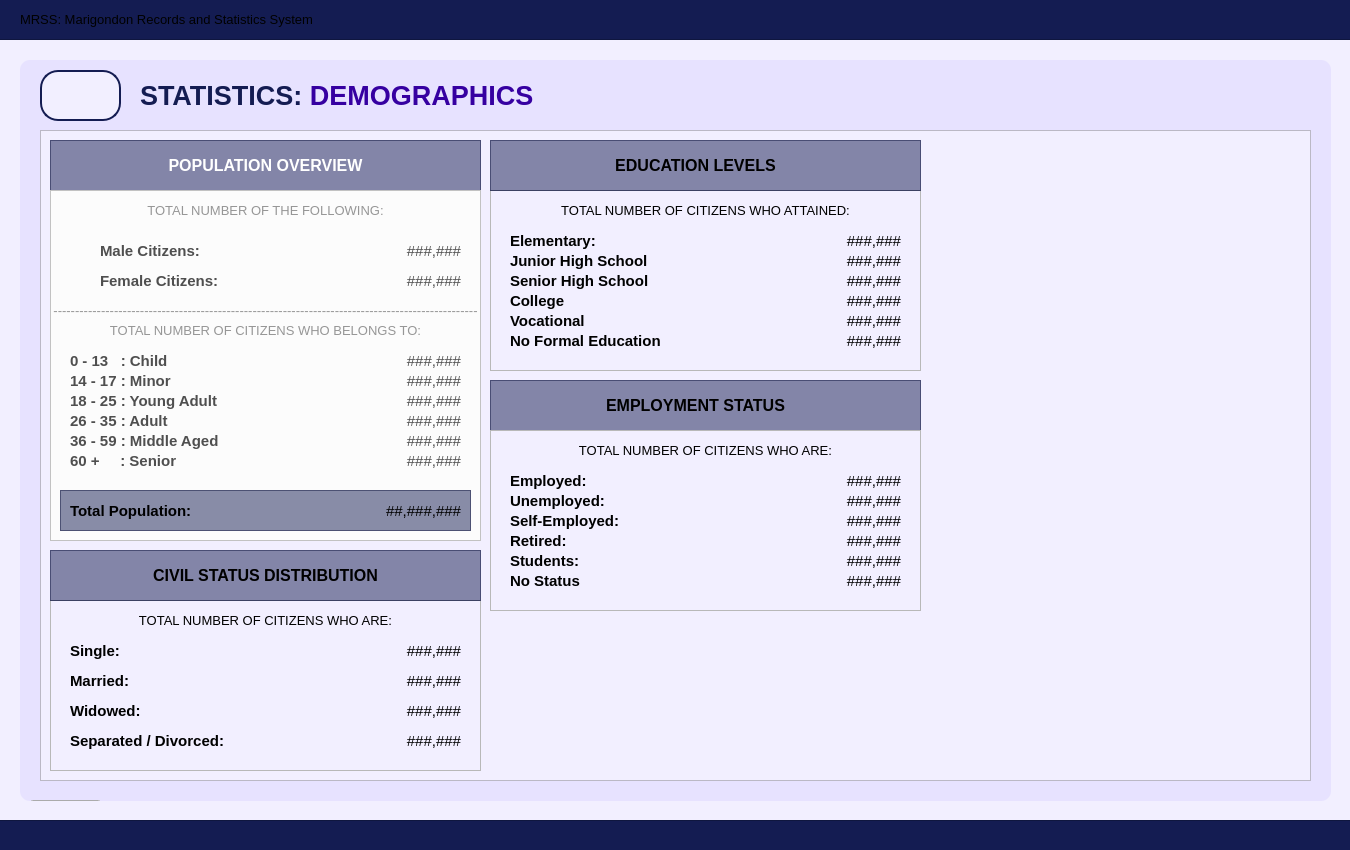
First picture: the form in UI/MainPages/StatisticPages/demographic.ui, repository Yohhannn/Barangay-Records-Statistics-System, before the edit.
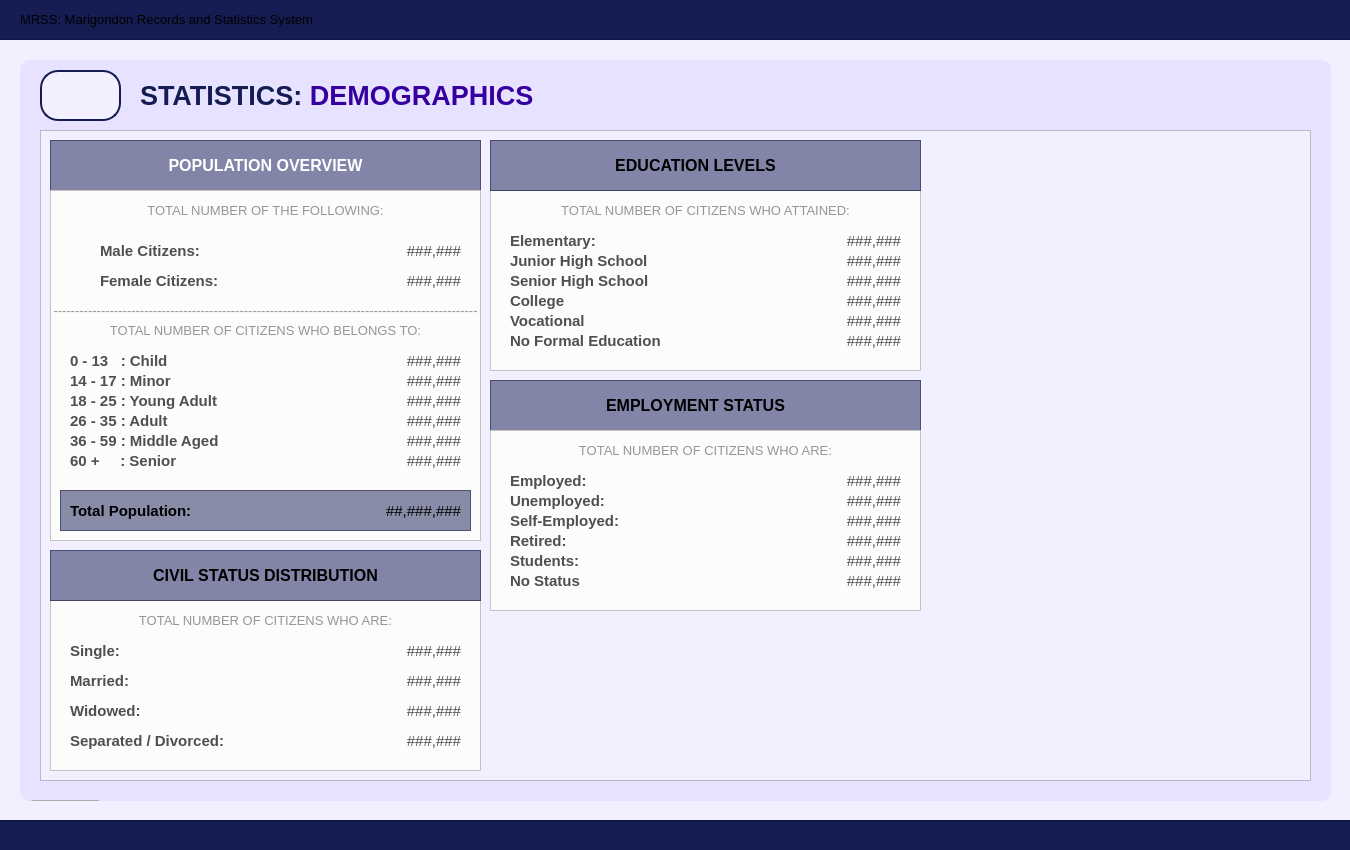
Second picture: the form after the edit. Icons and pictures are not drawn.

Commit message: [ General Update V2.7.1 ] + Modified About Software + Small Changes on Dashboard UI + Updated Demographics + Added School Logo on a Popup + Fixed img to be called properly -JP

```diff
--- a/UI/MainPages/StatisticPages/demographic.ui
+++ b/UI/MainPages/StatisticPages/demographic.ui
@@ -998,7 +998,7 @@
      <zorder>demo_TotalAdults</zorder>
      <zorder>label_desc2</zorder>
     </widget>
-    <widget class="QFrame" name="demo_framePopulationOverview_2">
+    <widget class="QFrame" name="demo_frameEducationLevels">
      <property name="geometry">
       <rect>
        <x>450</x>
@@ -1008,7 +1008,7 @@
       </rect>
      </property>
      <property name="styleSheet">
-      <string notr="true">#demo_framePopulationOverview{
+      <string notr="true">#demo_frameEducationLevels{
 	background-color: #fcfcfc;
 }</string>
      </property>
@@ -1018,7 +1018,7 @@
      <property name="frameShadow">
       <enum>QFrame::Shadow::Raised</enum>
      </property>
-     <widget class="QLabel" name="demo_TotalSeniors_2">
+     <widget class="QLabel" name="demo_TotalNFE">
       <property name="geometry">
        <rect>
         <x>250</x>
@@ -1035,7 +1035,7 @@
        </font>
       </property>
       <property name="styleSheet">
-       <string notr="true">#demo_TotalSeniors {
+       <string notr="true">#demo_TotalNFE {
 	background-color: transparent;
 	color: #4f4f4f;
 }
@@ -1048,7 +1048,7 @@
        <set>Qt::AlignmentFlag::AlignRight|Qt::AlignmentFlag::AlignTrailing|Qt::AlignmentFlag::AlignVCenter</set>
       </property>
      </widget>
-     <widget class="QLabel" name="demo_TotalMinors_2">
+     <widget class="QLabel" name="demo_JHS">
       <property name="geometry">
        <rect>
         <x>250</x>
@@ -1065,7 +1065,7 @@
        </font>
       </property>
       <property name="styleSheet">
-       <string notr="true">#demo_TotalMinors {
+       <string notr="true">#demo_JHS {
 	background-color: transparent;
 	color: #4f4f4f;
 }
@@ -1078,7 +1078,7 @@
        <set>Qt::AlignmentFlag::AlignRight|Qt::AlignmentFlag::AlignTrailing|Qt::AlignmentFlag::AlignVCenter</set>
       </property>
      </widget>
-     <widget class="QLabel" name="demo_labelTotalAdult_2">
+     <widget class="QLabel" name="demo_labelCollege">
       <property name="geometry">
        <rect>
         <x>20</x>
@@ -1095,7 +1095,7 @@
        </font>
       </property>
       <property name="styleSheet">
-       <string notr="true">#demo_labelTotalAdult {
+       <string notr="true">#demo_labelCollege {
 	background-color: transparent;
 	color: #4f4f4f;
 }
@@ -1108,7 +1108,7 @@
        <set>Qt::AlignmentFlag::AlignLeading|Qt::AlignmentFlag::AlignLeft|Qt::AlignmentFlag::AlignVCenter</set>
       </property>
      </widget>
-     <widget class="QLabel" name="demo_labelTotalYoungAdults_2">
+     <widget class="QLabel" name="demo_labelSHS">
       <property name="geometry">
        <rect>
         <x>20</x>
@@ -1125,7 +1125,7 @@
        </font>
       </property>
       <property name="styleSheet">
-       <string notr="true">#demo_labelTotalYoungAdults {
+       <string notr="true">#demo_labelSHS {
 	background-color: transparent;
 	color: #4f4f4f;
 }
@@ -1138,7 +1138,7 @@
        <set>Qt::AlignmentFlag::AlignLeading|Qt::AlignmentFlag::AlignLeft|Qt::AlignmentFlag::AlignVCenter</set>
       </property>
      </widget>
-     <widget class="QLabel" name="demo_TotalChild_2">
+     <widget class="QLabel" name="demo_Elementary">
       <property name="geometry">
        <rect>
         <x>250</x>
@@ -1155,7 +1155,7 @@
        </font>
       </property>
       <property name="styleSheet">
-       <string notr="true">#demo_TotalChild {
+       <string notr="true">#demo_Elementary {
 	background-color: transparent;
 	color: #4f4f4f;
 }
@@ -1168,7 +1168,7 @@
        <set>Qt::AlignmentFlag::AlignRight|Qt::AlignmentFlag::AlignTrailing|Qt::AlignmentFlag::AlignVCenter</set>
       </property>
      </widget>
-     <widget class="QLabel" name="demo_labelTotalSeniors_2">
+     <widget class="QLabel" name="demo_labelTotalNFE">
       <property name="geometry">
        <rect>
         <x>20</x>
@@ -1185,7 +1185,7 @@
        </font>
       </property>
       <property name="styleSheet">
-       <string notr="true">#demo_labelTotalSeniors {
+       <string notr="true">#demo_labelTotalNFE {
 	background-color: transparent;
 	color: #4f4f4f;
 }
@@ -1198,7 +1198,7 @@
        <set>Qt::AlignmentFlag::AlignLeading|Qt::AlignmentFlag::AlignLeft|Qt::AlignmentFlag::AlignVCenter</set>
       </property>
      </widget>
-     <widget class="QLabel" name="demo_TotalMiddleAges_2">
+     <widget class="QLabel" name="demo_TotalVocational">
       <property name="geometry">
        <rect>
         <x>250</x>
@@ -1215,7 +1215,7 @@
        </font>
       </property>
       <property name="styleSheet">
-       <string notr="true">#demo_TotalMiddleAges {
+       <string notr="true">#demo_TotalVocational {
 	background-color: transparent;
 	color: #4f4f4f;
 }
@@ -1228,7 +1228,7 @@
        <set>Qt::AlignmentFlag::AlignRight|Qt::AlignmentFlag::AlignTrailing|Qt::AlignmentFlag::AlignVCenter</set>
       </property>
      </widget>
-     <widget class="QLabel" name="demo_labelTotalMiddleAges_2">
+     <widget class="QLabel" name="demo_labelTotalVocational">
       <property name="geometry">
        <rect>
         <x>20</x>
@@ -1245,7 +1245,7 @@
        </font>
       </property>
       <property name="styleSheet">
-       <string notr="true">#demo_labelTotalMiddleAges {
+       <string notr="true">#demo_labelTotalVocational {
 	background-color: transparent;
 	color: #4f4f4f;
 }
@@ -1258,7 +1258,7 @@
        <set>Qt::AlignmentFlag::AlignLeading|Qt::AlignmentFlag::AlignLeft|Qt::AlignmentFlag::AlignVCenter</set>
       </property>
      </widget>
-     <widget class="QLabel" name="demo_labelTotalChild_2">
+     <widget class="QLabel" name="demo_labelElementary">
       <property name="geometry">
        <rect>
         <x>20</x>
@@ -1275,7 +1275,7 @@
        </font>
       </property>
       <property name="styleSheet">
-       <string notr="true">#demo_labelTotalChild {
+       <string notr="true">#demo_labelElementary {
 	background-color: transparent;
 	color: #4f4f4f;
 }
@@ -1288,7 +1288,7 @@
        <set>Qt::AlignmentFlag::AlignLeading|Qt::AlignmentFlag::AlignLeft|Qt::AlignmentFlag::AlignVCenter</set>
       </property>
      </widget>
-     <widget class="QLabel" name="demo_labelTotalMinors_2">
+     <widget class="QLabel" name="demo_labelJHS">
       <property name="geometry">
        <rect>
         <x>20</x>
@@ -1305,7 +1305,7 @@
        </font>
       </property>
       <property name="styleSheet">
-       <string notr="true">#demo_labelTotalMinors {
+       <string notr="true">#demo_labelJHS {
 	background-color: transparent;
 	color: #4f4f4f;
 }
@@ -1318,7 +1318,7 @@
        <set>Qt::AlignmentFlag::AlignLeading|Qt::AlignmentFlag::AlignLeft|Qt::AlignmentFlag::AlignVCenter</set>
       </property>
      </widget>
-     <widget class="QLabel" name="demo_TotalYoungAdults_2">
+     <widget class="QLabel" name="demo_SHS">
       <property name="geometry">
        <rect>
         <x>250</x>
@@ -1335,7 +1335,7 @@
        </font>
       </property>
       <property name="styleSheet">
-       <string notr="true">#demo_TotalYoungAdults {
+       <string notr="true">#demo_SHS {
 	background-color: transparent;
 	color: #4f4f4f;
 }
@@ -1348,7 +1348,7 @@
        <set>Qt::AlignmentFlag::AlignRight|Qt::AlignmentFlag::AlignTrailing|Qt::AlignmentFlag::AlignVCenter</set>
       </property>
      </widget>
-     <widget class="QLabel" name="demo_TotalAdults_2">
+     <widget class="QLabel" name="demo_College">
       <property name="geometry">
        <rect>
         <x>250</x>
@@ -1365,7 +1365,7 @@
        </font>
       </property>
       <property name="styleSheet">
-       <string notr="true">#demo_TotalAdults {
+       <string notr="true">#demo_College {
 	background-color: transparent;
 	color: #4f4f4f;
 }
@@ -1378,7 +1378,7 @@
        <set>Qt::AlignmentFlag::AlignRight|Qt::AlignmentFlag::AlignTrailing|Qt::AlignmentFlag::AlignVCenter</set>
       </property>
      </widget>
-     <widget class="QLabel" name="label_desc2_2">
+     <widget class="QLabel" name="label_desc_edlev">
       <property name="geometry">
        <rect>
         <x>0</x>
@@ -1394,7 +1394,7 @@
        </font>
       </property>
       <property name="styleSheet">
-       <string notr="true">#label_desc2{
+       <string notr="true">#label_desc_edlev{
 	color: #969696;
 }</string>
       </property>
@@ -1458,7 +1458,7 @@
       </property>
      </widget>
     </widget>
-    <widget class="QFrame" name="demo_framePopulationOverview_3">
+    <widget class="QFrame" name="demo_frameCivilStatusDistribution">
      <property name="geometry">
       <rect>
        <x>10</x>
@@ -1468,7 +1468,7 @@
       </rect>
      </property>
      <property name="styleSheet">
-      <string notr="true">#demo_framePopulationOverview{
+      <string notr="true">#demo_frameCivilStatusDistribution{
 	background-color: #fcfcfc;
 }</string>
      </property>
@@ -1478,7 +1478,7 @@
      <property name="frameShadow">
       <enum>QFrame::Shadow::Raised</enum>
      </property>
-     <widget class="QLabel" name="demo_labelTotalMale_4">
+     <widget class="QLabel" name="demo_labelTotalSingle">
       <property name="geometry">
        <rect>
         <x>20</x>
@@ -1495,7 +1495,7 @@
        </font>
       </property>
       <property name="styleSheet">
-       <string notr="true">#demo_labelTotalMale {
+       <string notr="true">#demo_labelTotalSingle {
 	background-color: transparent;
 	color: #4f4f4f;
 }
@@ -1508,7 +1508,7 @@
        <set>Qt::AlignmentFlag::AlignLeading|Qt::AlignmentFlag::AlignLeft|Qt::AlignmentFlag::AlignVCenter</set>
       </property>
      </widget>
-     <widget class="QLabel" name="demo_labelTotalFemale_4">
+     <widget class="QLabel" name="demo_labelTotalMarried">
       <property name="geometry">
        <rect>
         <x>20</x>
@@ -1525,7 +1525,7 @@
        </font>
       </property>
       <property name="styleSheet">
-       <string notr="true">#demo_labelTotalFemale {
+       <string notr="true">#demo_labelTotalMarried {
 	background-color: transparent;
 	color: #4f4f4f;
 }
@@ -1538,7 +1538,7 @@
        <set>Qt::AlignmentFlag::AlignLeading|Qt::AlignmentFlag::AlignLeft|Qt::AlignmentFlag::AlignVCenter</set>
       </property>
      </widget>
-     <widget class="QLabel" name="demo_TotalMale_4">
+     <widget class="QLabel" name="demo_TotalSingle">
       <property name="geometry">
        <rect>
         <x>250</x>
@@ -1555,7 +1555,7 @@
        </font>
       </property>
       <property name="styleSheet">
-       <string notr="true">#demo_TotalMale {
+       <string notr="true">#demo_TotalSingle {
 	background-color: transparent;
 	color: #4f4f4f;
 }
@@ -1568,7 +1568,7 @@
        <set>Qt::AlignmentFlag::AlignRight|Qt::AlignmentFlag::AlignTrailing|Qt::AlignmentFlag::AlignVCenter</set>
       </property>
      </widget>
-     <widget class="QLabel" name="demo_TotalFemale_4">
+     <widget class="QLabel" name="demo_TotalMarried">
       <property name="geometry">
        <rect>
         <x>250</x>
@@ -1585,7 +1585,7 @@
        </font>
       </property>
       <property name="styleSheet">
-       <string notr="true">#demo_TotalFemale {
+       <string notr="true">#demo_TotalMarried {
 	background-color: transparent;
 	color: #4f4f4f;
 }
@@ -1598,7 +1598,7 @@
        <set>Qt::AlignmentFlag::AlignRight|Qt::AlignmentFlag::AlignTrailing|Qt::AlignmentFlag::AlignVCenter</set>
       </property>
      </widget>
-     <widget class="QLabel" name="label_desc_4">
+     <widget class="QLabel" name="label_desc_civstatdis">
       <property name="geometry">
        <rect>
         <x>0</x>
@@ -1614,7 +1614,7 @@
        </font>
       </property>
       <property name="styleSheet">
-       <string notr="true">#label_desc{
+       <string notr="true">#label_desc_civstatdis{
 	color: #969696;
 }</string>
       </property>
@@ -1625,7 +1625,7 @@
        <set>Qt::AlignmentFlag::AlignCenter</set>
       </property>
      </widget>
-     <widget class="QLabel" name="demo_TotalFemale_5">
+     <widget class="QLabel" name="demo_TotalWidowed">
       <property name="geometry">
        <rect>
         <x>250</x>
@@ -1642,7 +1642,7 @@
        </font>
       </property>
       <property name="styleSheet">
-       <string notr="true">#demo_TotalFemale {
+       <string notr="true">#demo_TotalWidowed {
 	background-color: transparent;
 	color: #4f4f4f;
 }
@@ -1655,7 +1655,7 @@
        <set>Qt::AlignmentFlag::AlignRight|Qt::AlignmentFlag::AlignTrailing|Qt::AlignmentFlag::AlignVCenter</set>
       </property>
      </widget>
-     <widget class="QLabel" name="demo_labelTotalFemale_5">
+     <widget class="QLabel" name="demo_labelTotalWidowed">
       <property name="geometry">
        <rect>
         <x>20</x>
@@ -1672,7 +1672,7 @@
        </font>
       </property>
       <property name="styleSheet">
-       <string notr="true">#demo_labelTotalFemale {
+       <string notr="true">#demo_labelTotalWidowed {
 	background-color: transparent;
 	color: #4f4f4f;
 }
@@ -1685,7 +1685,7 @@
        <set>Qt::AlignmentFlag::AlignLeading|Qt::AlignmentFlag::AlignLeft|Qt::AlignmentFlag::AlignVCenter</set>
       </property>
      </widget>
-     <widget class="QLabel" name="demo_TotalFemale_6">
+     <widget class="QLabel" name="demo_TotalSeparated">
       <property name="geometry">
        <rect>
         <x>250</x>
@@ -1702,7 +1702,7 @@
        </font>
       </property>
       <property name="styleSheet">
-       <string notr="true">#demo_TotalFemale {
+       <string notr="true">#demo_TotalSeparated {
 	background-color: transparent;
 	color: #4f4f4f;
 }
@@ -1715,7 +1715,7 @@
        <set>Qt::AlignmentFlag::AlignRight|Qt::AlignmentFlag::AlignTrailing|Qt::AlignmentFlag::AlignVCenter</set>
       </property>
      </widget>
-     <widget class="QLabel" name="demo_labelTotalFemale_6">
+     <widget class="QLabel" name="demo_labelTotalSeparated">
       <property name="geometry">
        <rect>
         <x>20</x>
@@ -1732,7 +1732,7 @@
        </font>
       </property>
       <property name="styleSheet">
-       <string notr="true">#demo_labelTotalFemale {
+       <string notr="true">#demo_labelTotalSeparated {
 	background-color: transparent;
 	color: #4f4f4f;
 }
@@ -1850,7 +1850,7 @@
       </property>
      </widget>
     </widget>
-    <widget class="QFrame" name="demo_framePopulationOverview_4">
+    <widget class="QFrame" name="demo_frameEmploymentStatus">
      <property name="geometry">
       <rect>
        <x>450</x>
@@ -1860,7 +1860,7 @@
       </rect>
      </property>
      <property name="styleSheet">
-      <string notr="true">#demo_framePopulationOverview{
+      <string notr="true">#demo_frameEmploymentStatus{
 	background-color: #fcfcfc;
 }</string>
      </property>
@@ -1870,7 +1870,7 @@
      <property name="frameShadow">
       <enum>QFrame::Shadow::Raised</enum>
      </property>
-     <widget class="QLabel" name="demo_TotalSeniors_4">
+     <widget class="QLabel" name="demo_NoStatus">
       <property name="geometry">
        <rect>
         <x>250</x>
@@ -1887,7 +1887,7 @@
        </font>
       </property>
       <property name="styleSheet">
-       <string notr="true">#demo_TotalSeniors {
+       <string notr="true">#demo_NoStatus {
 	background-color: transparent;
 	color: #4f4f4f;
 }
@@ -1900,7 +1900,7 @@
        <set>Qt::AlignmentFlag::AlignRight|Qt::AlignmentFlag::AlignTrailing|Qt::AlignmentFlag::AlignVCenter</set>
       </property>
      </widget>
-     <widget class="QLabel" name="demo_TotalMinors_4">
+     <widget class="QLabel" name="demo_Unemployed">
       <property name="geometry">
        <rect>
         <x>250</x>
@@ -1917,7 +1917,7 @@
        </font>
       </property>
       <property name="styleSheet">
-       <string notr="true">#demo_TotalMinors {
+       <string notr="true">#demo_Unemployed {
 	background-color: transparent;
 	color: #4f4f4f;
 }
@@ -1930,7 +1930,7 @@
        <set>Qt::AlignmentFlag::AlignRight|Qt::AlignmentFlag::AlignTrailing|Qt::AlignmentFlag::AlignVCenter</set>
       </property>
      </widget>
-     <widget class="QLabel" name="demo_labelTotalAdult_4">
+     <widget class="QLabel" name="demo_labelRetired">
       <property name="geometry">
        <rect>
         <x>20</x>
@@ -1947,7 +1947,7 @@
        </font>
       </property>
       <property name="styleSheet">
-       <string notr="true">#demo_labelTotalAdult {
+       <string notr="true">#demo_labelRetired {
 	background-color: transparent;
 	color: #4f4f4f;
 }
@@ -1960,7 +1960,7 @@
        <set>Qt::AlignmentFlag::AlignLeading|Qt::AlignmentFlag::AlignLeft|Qt::AlignmentFlag::AlignVCenter</set>
       </property>
      </widget>
-     <widget class="QLabel" name="demo_labelTotalYoungAdults_4">
+     <widget class="QLabel" name="demo_labelSelfEmployed">
       <property name="geometry">
        <rect>
         <x>20</x>
@@ -1977,7 +1977,7 @@
        </font>
       </property>
       <property name="styleSheet">
-       <string notr="true">#demo_labelTotalYoungAdults {
+       <string notr="true">#demo_labelSelfEmployed {
 	background-color: transparent;
 	color: #4f4f4f;
 }
@@ -1990,7 +1990,7 @@
        <set>Qt::AlignmentFlag::AlignLeading|Qt::AlignmentFlag::AlignLeft|Qt::AlignmentFlag::AlignVCenter</set>
       </property>
      </widget>
-     <widget class="QLabel" name="demo_TotalChild_4">
+     <widget class="QLabel" name="demo_Employed">
       <property name="geometry">
        <rect>
         <x>250</x>
@@ -2007,7 +2007,7 @@
        </font>
       </property>
       <property name="styleSheet">
-       <string notr="true">#demo_TotalChild {
+       <string notr="true">#demo_Employed {
 	background-color: transparent;
 	color: #4f4f4f;
 }
@@ -2020,7 +2020,7 @@
        <set>Qt::AlignmentFlag::AlignRight|Qt::AlignmentFlag::AlignTrailing|Qt::AlignmentFlag::AlignVCenter</set>
       </property>
      </widget>
-     <widget class="QLabel" name="demo_labelTotalSeniors_4">
+     <widget class="QLabel" name="demo_labelNoStatus">
       <property name="geometry">
        <rect>
         <x>20</x>
@@ -2037,7 +2037,7 @@
        </font>
       </property>
       <property name="styleSheet">
-       <string notr="true">#demo_labelTotalSeniors {
+       <string notr="true">#demo_labelNoStatus {
 	background-color: transparent;
 	color: #4f4f4f;
 }
@@ -2050,7 +2050,7 @@
        <set>Qt::AlignmentFlag::AlignLeading|Qt::AlignmentFlag::AlignLeft|Qt::AlignmentFlag::AlignVCenter</set>
       </property>
      </widget>
-     <widget class="QLabel" name="demo_TotalMiddleAges_4">
+     <widget class="QLabel" name="demo_Students">
       <property name="geometry">
        <rect>
         <x>250</x>
@@ -2067,7 +2067,7 @@
        </font>
       </property>
       <property name="styleSheet">
-       <string notr="true">#demo_TotalMiddleAges {
+       <string notr="true">#demo_Students {
 	background-color: transparent;
 	color: #4f4f4f;
 }
@@ -2080,7 +2080,7 @@
        <set>Qt::AlignmentFlag::AlignRight|Qt::AlignmentFlag::AlignTrailing|Qt::AlignmentFlag::AlignVCenter</set>
       </property>
      </widget>
-     <widget class="QLabel" name="demo_labelTotalMiddleAges_4">
+     <widget class="QLabel" name="demo_labelStudents">
       <property name="geometry">
        <rect>
         <x>20</x>
@@ -2097,7 +2097,7 @@
        </font>
       </property>
       <property name="styleSheet">
-       <string notr="true">#demo_labelTotalMiddleAges {
+       <string notr="true">#demo_labelStudents {
 	background-color: transparent;
 	color: #4f4f4f;
 }
@@ -2110,7 +2110,7 @@
        <set>Qt::AlignmentFlag::AlignLeading|Qt::AlignmentFlag::AlignLeft|Qt::AlignmentFlag::AlignVCenter</set>
       </property>
      </widget>
-     <widget class="QLabel" name="demo_labelTotalChild_4">
+     <widget class="QLabel" name="demo_labelEmployed">
       <property name="geometry">
        <rect>
         <x>20</x>
@@ -2127,7 +2127,7 @@
        </font>
       </property>
       <property name="styleSheet">
-       <string notr="true">#demo_labelTotalChild {
+       <string notr="true">#demo_labelEmployed {
 	background-color: transparent;
 	color: #4f4f4f;
 }
@@ -2140,7 +2140,7 @@
        <set>Qt::AlignmentFlag::AlignLeading|Qt::AlignmentFlag::AlignLeft|Qt::AlignmentFlag::AlignVCenter</set>
       </property>
      </widget>
-     <widget class="QLabel" name="demo_labelTotalMinors_4">
+     <widget class="QLabel" name="demo_labelUnemployed">
       <property name="geometry">
        <rect>
         <x>20</x>
@@ -2157,7 +2157,7 @@
        </font>
       </property>
       <property name="styleSheet">
-       <string notr="true">#demo_labelTotalMinors {
+       <string notr="true">#demo_labelUnemployed {
 	background-color: transparent;
 	color: #4f4f4f;
 }
@@ -2170,7 +2170,7 @@
        <set>Qt::AlignmentFlag::AlignLeading|Qt::AlignmentFlag::AlignLeft|Qt::AlignmentFlag::AlignVCenter</set>
       </property>
      </widget>
-     <widget class="QLabel" name="demo_TotalYoungAdults_4">
+     <widget class="QLabel" name="demo_SelfEmployed">
       <property name="geometry">
        <rect>
         <x>250</x>
@@ -2187,7 +2187,7 @@
        </font>
       </property>
       <property name="styleSheet">
-       <string notr="true">#demo_TotalYoungAdults {
+       <string notr="true">#demo_SelfEmployed {
 	background-color: transparent;
 	color: #4f4f4f;
 }
@@ -2200,7 +2200,7 @@
        <set>Qt::AlignmentFlag::AlignRight|Qt::AlignmentFlag::AlignTrailing|Qt::AlignmentFlag::AlignVCenter</set>
       </property>
      </widget>
-     <widget class="QLabel" name="demo_TotalAdults_4">
+     <widget class="QLabel" name="demo_Retired">
       <property name="geometry">
        <rect>
         <x>250</x>
@@ -2217,7 +2217,7 @@
        </font>
       </property>
       <property name="styleSheet">
-       <string notr="true">#demo_TotalAdults {
+       <string notr="true">#demo_Retired {
 	background-color: transparent;
 	color: #4f4f4f;
 }
@@ -2230,7 +2230,7 @@
        <set>Qt::AlignmentFlag::AlignRight|Qt::AlignmentFlag::AlignTrailing|Qt::AlignmentFlag::AlignVCenter</set>
       </property>
      </widget>
-     <widget class="QLabel" name="label_desc2_4">
+     <widget class="QLabel" name="label_desc_empstat">
       <property name="geometry">
        <rect>
         <x>0</x>
@@ -2246,7 +2246,7 @@
        </font>
       </property>
       <property name="styleSheet">
-       <string notr="true">#label_desc2{
+       <string notr="true">#label_desc_empstat{
 	color: #969696;
 }</string>
       </property>
```
The commit also changes 5 other files.
